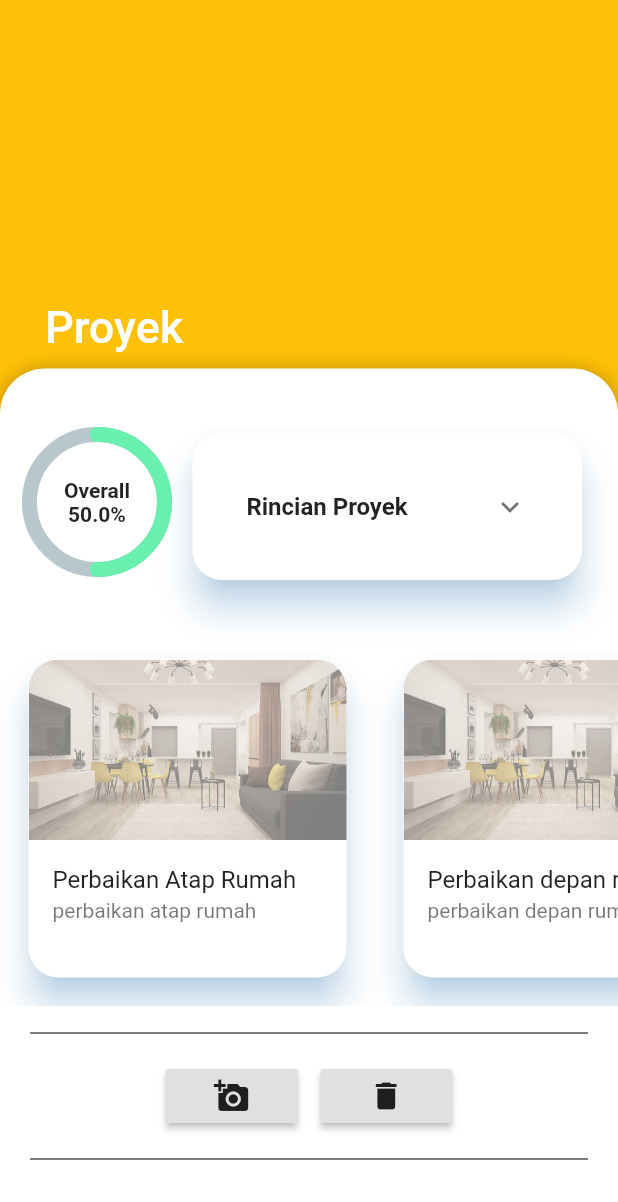
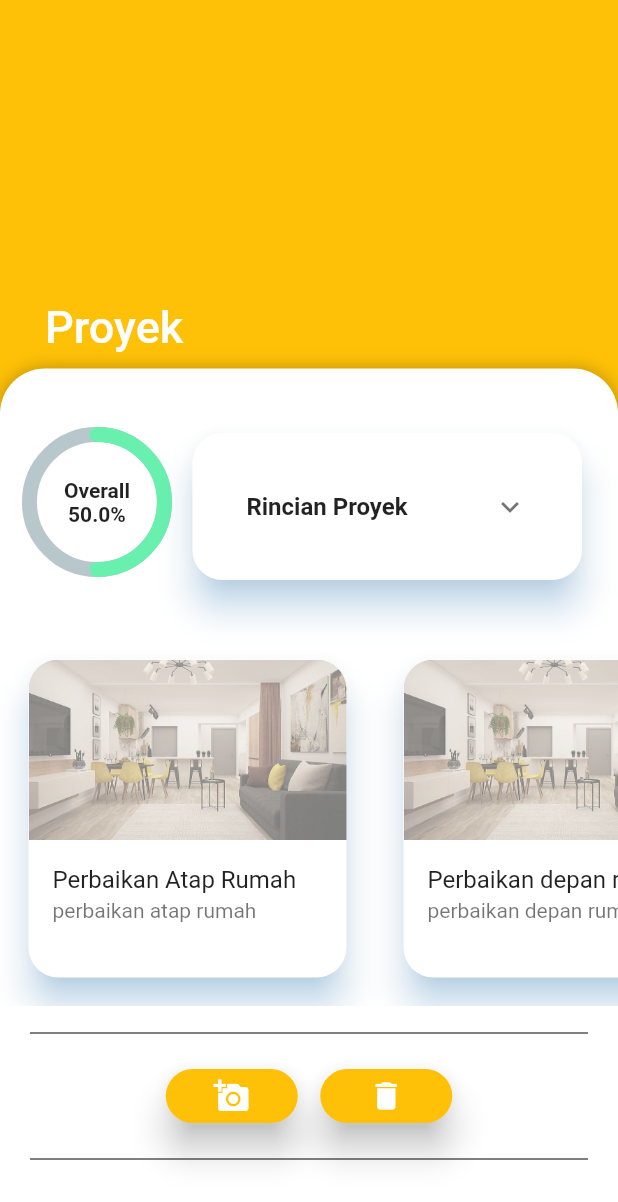
Before and after one commit to qisashasanudin/bangunin_id, a Flutter app: the ProjectDetails screen opened directly with empty values, on a phone screen of 412 x 824 dp. Shown: the top 1202 px of the screen. Run offline on Flutter 3.47's test engine with Material 2 defaults, Android fonts, the phone set to English and light mode, and no system bars; drawn by our look-alikes of percent_indicator; our stand-ins replace cloud_firestore, firebase_auth, firebase_core, firebase_storage, flutter_spinkit, fluttertoast and 3 more; accounts and stored records are empty; network calls fail.

Commit message:
added delete button on project details

```diff
--- a/lib/screens/mainmenu/home/projects/view_project/project_details.dart
+++ b/lib/screens/mainmenu/home/projects/view_project/project_details.dart
@@ -91,12 +91,21 @@ class _ProjectDetailsState extends State<ProjectDetails> {
                   mainAxisAlignment: MainAxisAlignment.center,
                   children: [
                     RaisedButton(
-                      child: Icon(Icons.add_a_photo),
+                      elevation: 10,
+                      color: Theme.of(context).primaryColor,
+                      shape: RoundedRectangleBorder(
+                          borderRadius: BorderRadius.circular(20)),
+                      child:
+                          Icon(Icons.add_a_photo, color: AppColors().accent1),
                       onPressed: () {},
                     ),
                     SizedBox(width: 15),
                     RaisedButton(
-                      child: Icon(Icons.delete),
+                      elevation: 10,
+                      color: Theme.of(context).primaryColor,
+                      shape: RoundedRectangleBorder(
+                          borderRadius: BorderRadius.circular(20)),
+                      child: Icon(Icons.delete, color: AppColors().accent1),
                       onPressed: () async {
                         final action = await PopUpDialog.yesNoDialog(
                             context,
```
